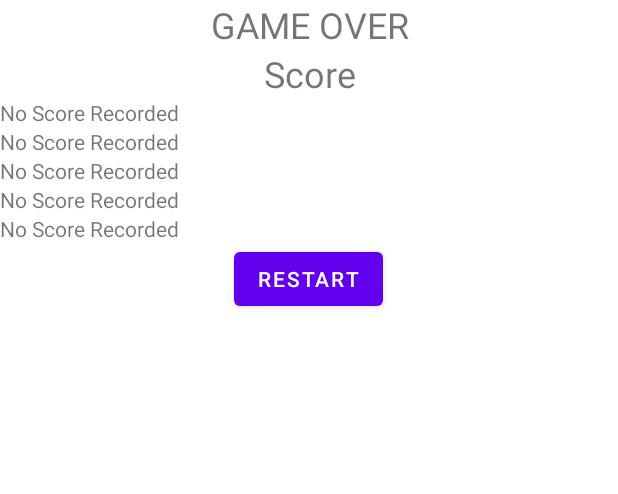
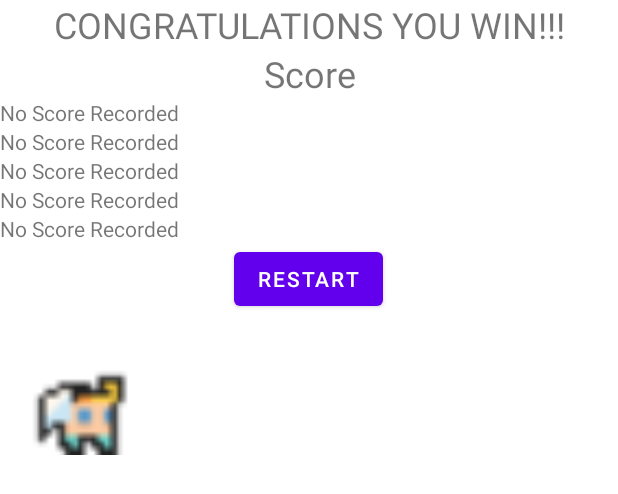
Before and after one commit to CS2340-Team13/CS2340C_Team13, an Android app: the layout fragment_end_screen.xml on its own in the app's theme, with its tools: preview values and no code run, on a phone screen of 412 x 824 dp. Shown: the top 494 px of the screen. Run offline under Robolectric (Android 15) with nearby library versions, the phone set to English and light mode, and no system bars.

Commit message:
Changed end screen to win screen design
Changed text and added player image to win screen

```diff
--- a/dungeonrunner/app/src/main/java/com/example/dungeonrunner/views/EndScreen.java
+++ b/dungeonrunner/app/src/main/java/com/example/dungeonrunner/views/EndScreen.java
@@ -2,6 +2,7 @@ package com.example.dungeonrunner.views;
 
 import androidx.lifecycle.ViewModelProvider;
 
+import android.content.Context;
 import android.os.Bundle;
 
 import androidx.annotation.NonNull;
@@ -15,6 +16,7 @@ import android.view.LayoutInflater;
 import android.view.View;
 import android.view.ViewGroup;
 import android.widget.Button;
+import android.widget.ImageView;
 import android.widget.TextView;
 
 import com.example.dungeonrunner.R;
@@ -54,6 +56,9 @@ public class EndScreen extends Fragment {
     public void onViewCreated(@NonNull View view, @Nullable Bundle savedInstanceState) {
         super.onViewCreated(view, savedInstanceState);
         Button restartButton = view.findViewById(R.id.restartButton);
+
+        ImageView playerCharacterImageView = view.findViewById(R.id.playerCharacterImageView);
+        endScreenViewModel.setPosition(playerCharacterImageView);
         restartButton.setOnClickListener(new View.OnClickListener() {
             @Override
             public void onClick(View v) {
--- a/dungeonrunner/app/src/main/res/layout/fragment_end_screen.xml
+++ b/dungeonrunner/app/src/main/res/layout/fragment_end_screen.xml
@@ -9,7 +9,7 @@
     <TextView
         android:layout_width="match_parent"
         android:layout_height="wrap_content"
-        android:text="GAME OVER"
+        android:text="CONGRATULATIONS YOU WIN!!!"
         android:gravity="center"
         android:textSize="24sp" />
 
@@ -64,4 +64,13 @@
         android:layout_width="wrap_content"
         android:layout_height="wrap_content"
         android:text="Restart" />
+
+    <ImageView
+        android:id="@+id/playerCharacterImageView"
+        android:layout_width="72dp"
+        android:layout_height="70dp"
+        android:layout_below="@id/playerNameTextView"
+        android:layout_marginStart="16dp"
+        android:layout_marginTop="23dp"
+        android:src="@drawable/character1_image" />
 </LinearLayout>
```
Also changed, not shown: dungeonrunner/app/src/main/java/com/example/dungeonrunner/viewModels/EndScreenViewModel.java (+22 -0 lines).
